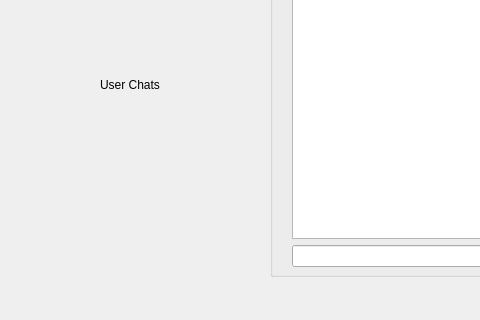
The window that Client/mainwindow.ui (ksenobait09/New-Directory) describes before a commit, drawn with Qt 5; both pictures show x 0 to 480 and y 110 to 430 of the 660 by 430 pixel window.
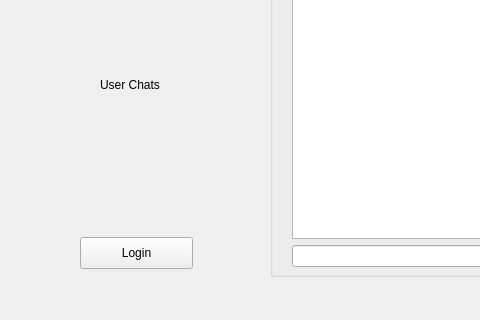
The same window after the commit.

```diff
--- a/Client/mainwindow.ui
+++ b/Client/mainwindow.ui
@@ -72,7 +72,7 @@
      <string>User Chats</string>
     </property>
    </widget>
-   <widget class="QWidget" name="">
+   <widget class="QWidget" name="layoutWidget">
     <property name="geometry">
      <rect>
       <x>0</x>
@@ -83,6 +83,19 @@
     </property>
     <layout class="QFormLayout" name="formLayout"/>
    </widget>
+   <widget class="QPushButton" name="btnAuth">
+    <property name="geometry">
+     <rect>
+      <x>80</x>
+      <y>330</y>
+      <width>113</width>
+      <height>32</height>
+     </rect>
+    </property>
+    <property name="text">
+     <string>Login</string>
+    </property>
+   </widget>
   </widget>
   <widget class="QMenuBar" name="menuBar">
    <property name="geometry">
```
Left out of the diff: 4 changed lines with no effect on the pictures.
